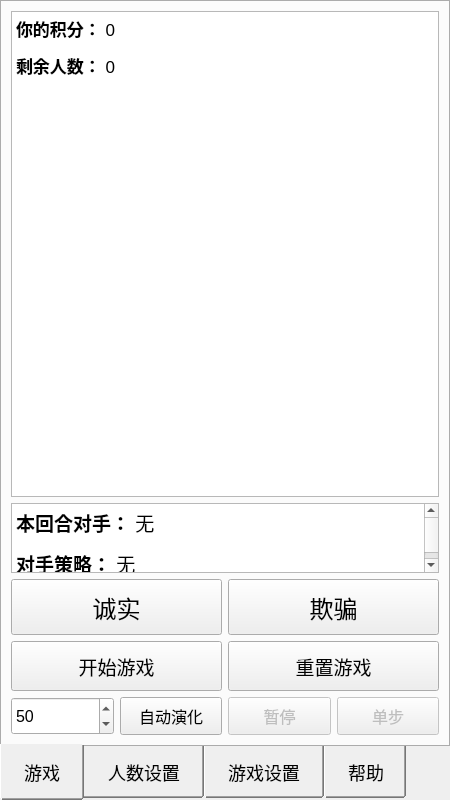
The window that ui/gambling.ui (Sam-ie/Gambling) describes before a commit, drawn with Qt 5.
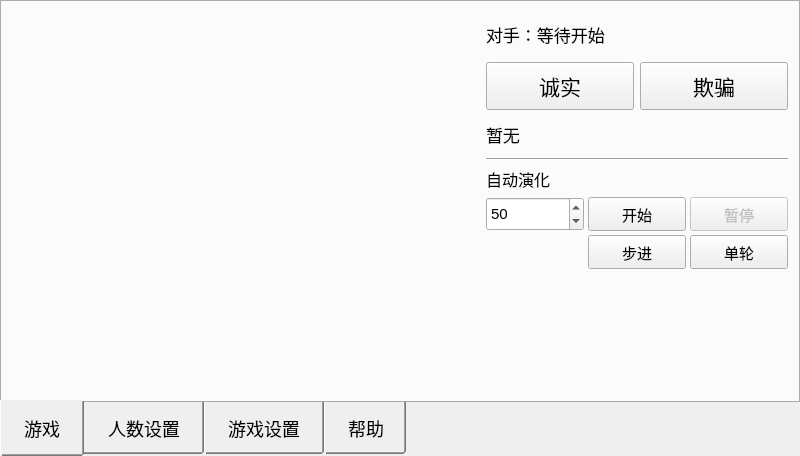
The same window after the commit. The open tabs and pages were chosen to show the change.

Commit message: Redesign the visualization and button logic

Patch:
```diff
--- a/ui/gambling.ui
+++ b/ui/gambling.ui
@@ -6,8 +6,8 @@
    <rect>
     <x>0</x>
     <y>0</y>
-    <width>450</width>
-    <height>800</height>
+    <width>800</width>
+    <height>456</height>
    </rect>
   </property>
   <property name="windowTitle">
@@ -50,87 +50,105 @@
        <attribute name="title">
         <string>游戏</string>
        </attribute>
-       <layout class="QVBoxLayout" name="verticalLayout_2">
+       <layout class="QHBoxLayout" name="gameLayout">
         <property name="spacing">
-         <number>6</number>
+         <number>4</number>
+        </property>
+        <property name="leftMargin">
+         <number>4</number>
+        </property>
+        <property name="topMargin">
+         <number>4</number>
+        </property>
+        <property name="rightMargin">
+         <number>4</number>
+        </property>
+        <property name="bottomMargin">
+         <number>4</number>
         </property>
         <item>
-         <widget class="QTextBrowser" name="textLog">
+         <widget class="QWidget" name="circleContainer" native="true">
           <property name="sizePolicy">
            <sizepolicy hsizetype="Expanding" vsizetype="Expanding">
-            <horstretch>0</horstretch>
+            <horstretch>3</horstretch>
             <verstretch>0</verstretch>
            </sizepolicy>
           </property>
           <property name="minimumSize">
            <size>
             <width>0</width>
-            <height>120</height>
+            <height>200</height>
            </size>
           </property>
-          <property name="font">
-           <font>
-            <pointsize>13</pointsize>
-           </font>
-          </property>
-          <property name="html">
-           <string>&lt;!DOCTYPE HTML PUBLIC &quot;-//W3C//DTD HTML 4.0//EN&quot; &quot;http://www.w3.org/TR/REC-html40/strict.dtd&quot;&gt;
-&lt;html&gt;&lt;head&gt;&lt;meta name=&quot;qrichtext&quot; content=&quot;1&quot; /&gt;&lt;meta charset=&quot;utf-8&quot; /&gt;&lt;style type=&quot;text/css&quot;&gt;
-p, li { white-space: pre-wrap; }
-hr { height: 1px; border-width: 0; }
-li.unchecked::marker { content: &quot;\2610&quot;; }
-li.checked::marker { content: &quot;\2612&quot;; }
-&lt;/style&gt;&lt;/head&gt;&lt;body style=&quot; font-family:'Microsoft YaHei UI'; font-size:13pt; font-weight:400; font-style:normal;&quot;&gt;
-&lt;p style=&quot; margin-top:12px; margin-bottom:12px; margin-left:0px; margin-right:0px; -qt-block-indent:0; text-indent:0px;&quot;&gt;&lt;span style=&quot; font-weight:700;&quot;&gt;你的积分：&lt;/span&gt; 0&lt;/p&gt;
-&lt;p style=&quot; margin-top:12px; margin-bottom:12px; margin-left:0px; margin-right:0px; -qt-block-indent:0; text-indent:0px;&quot;&gt;&lt;span style=&quot; font-weight:700;&quot;&gt;剩余人数：&lt;/span&gt; 0&lt;/p&gt;&lt;/body&gt;&lt;/html&gt;</string>
-          </property>
          </widget>
         </item>
         <item>
-         <widget class="QTextBrowser" name="textOpponent">
+         <widget class="QWidget" name="rightPanel" native="true">
+          <property name="sizePolicy">
+           <sizepolicy hsizetype="Preferred" vsizetype="Expanding">
+            <horstretch>2</horstretch>
+            <verstretch>0</verstretch>
+           </sizepolicy>
+          </property>
+          <property name="minimumSize">
+           <size>
+            <width>180</width>
+            <height>0</height>
+           </size>
+          </property>
+          <layout class="QVBoxLayout" name="rightPanelLayout">
+           <property name="spacing">
+            <number>6</number>
+           </property>
+           <property name="leftMargin">
+            <number>6</number>
+           </property>
+           <property name="topMargin">
+            <number>6</number>
+           </property>
+           <property name="rightMargin">
+            <number>6</number>
+           </property>
+           <property name="bottomMargin">
+            <number>6</number>
+           </property>
+           <item>
+            <widget class="QLabel" name="lblOpponent">
           <property name="minimumSize">
            <size>
             <width>0</width>
-            <height>60</height>
-           </size>
-          </property>
-          <property name="maximumSize">
-           <size>
-            <width>16777215</width>
-            <height>70</height>
+               <height>44</height>
            </size>
           </property>
           <property name="font">
            <font>
-            <pointsize>14</pointsize>
-           </font>
-          </property>
-          <property name="html">
-           <string>&lt;!DOCTYPE HTML PUBLIC &quot;-//W3C//DTD HTML 4.0//EN&quot; &quot;http://www.w3.org/TR/REC-html40/strict.dtd&quot;&gt;
-&lt;html&gt;&lt;head&gt;&lt;meta name=&quot;qrichtext&quot; content=&quot;1&quot; /&gt;&lt;meta charset=&quot;utf-8&quot; /&gt;&lt;style type=&quot;text/css&quot;&gt;
-p, li { white-space: pre-wrap; }
-hr { height: 1px; border-width: 0; }
-li.unchecked::marker { content: &quot;\2610&quot;; }
-li.checked::marker { content: &quot;\2612&quot;; }
-&lt;/style&gt;&lt;/head&gt;&lt;body style=&quot; font-family:'Microsoft YaHei UI'; font-size:14pt; font-weight:400; font-style:normal;&quot;&gt;
-&lt;p style=&quot; margin-top:12px; margin-bottom:12px; margin-left:0px; margin-right:0px; -qt-block-indent:0; text-indent:0px;&quot;&gt;&lt;span style=&quot; font-weight:700;&quot;&gt;本回合对手：&lt;/span&gt; 无&lt;/p&gt;
-&lt;p style=&quot; margin-top:12px; margin-bottom:12px; margin-left:0px; margin-right:0px; -qt-block-indent:0; text-indent:0px;&quot;&gt;&lt;span style=&quot; font-weight:700;&quot;&gt;对手策略：&lt;/span&gt; 无&lt;/p&gt;&lt;/body&gt;&lt;/html&gt;</string>
+               <pointsize>13</pointsize>
+              </font>
+             </property>
+             <property name="text">
+              <string>对手：等待开始</string>
+             </property>
+             <property name="wordWrap">
+              <bool>true</bool>
           </property>
          </widget>
         </item>
         <item>
          <layout class="QHBoxLayout" name="choiceLayout">
+             <property name="spacing">
+              <number>6</number>
+             </property>
           <item>
            <widget class="QPushButton" name="btnHonest">
             <property name="minimumSize">
              <size>
               <width>0</width>
-              <height>56</height>
+                 <height>48</height>
              </size>
             </property>
             <property name="font">
              <font>
-              <pointsize>18</pointsize>
+                 <pointsize>16</pointsize>
              </font>
             </property>
             <property name="text">
@@ -143,12 +161,12 @@
             <property name="minimumSize">
              <size>
               <width>0</width>
-              <height>56</height>
+                 <height>48</height>
              </size>
             </property>
             <property name="font">
              <font>
-              <pointsize>18</pointsize>
+                 <pointsize>16</pointsize>
              </font>
             </property>
             <property name="text">
@@ -159,58 +177,64 @@
          </layout>
         </item>
         <item>
-         <layout class="QHBoxLayout" name="controlLayout">
-          <item>
-           <widget class="QPushButton" name="btnStart">
+            <widget class="QLabel" name="lblGameInfo">
             <property name="minimumSize">
              <size>
               <width>0</width>
-              <height>50</height>
+               <height>36</height>
              </size>
             </property>
             <property name="font">
              <font>
-              <pointsize>14</pointsize>
+               <pointsize>13</pointsize>
              </font>
             </property>
             <property name="text">
-             <string>开始游戏</string>
-            </property>
+              <string>暂无</string>
+             </property>
+             <property name="wordWrap">
+              <bool>true</bool>
+             </property>
            </widget>
           </item>
           <item>
-           <widget class="QPushButton" name="btnReset">
-            <property name="minimumSize">
-             <size>
-              <width>0</width>
-              <height>50</height>
-             </size>
-            </property>
+            <widget class="QFrame" name="sepLine">
+             <property name="frameShape">
+              <enum>QFrame::Shape::HLine</enum>
+             </property>
+             <property name="frameShadow">
+              <enum>QFrame::Shadow::Sunken</enum>
+             </property>
+            </widget>
+           </item>
+           <item>
+            <widget class="QLabel" name="lblEvoTitle">
             <property name="font">
              <font>
-              <pointsize>14</pointsize>
+               <pointsize>12</pointsize>
              </font>
             </property>
             <property name="text">
-             <string>重置游戏</string>
+              <string>自动演化</string>
             </property>
            </widget>
           </item>
-         </layout>
-        </item>
         <item>
-         <layout class="QHBoxLayout" name="evoLayout">
-          <item>
+            <layout class="QGridLayout" name="evoGrid">
+             <property name="spacing">
+              <number>4</number>
+             </property>
+             <item row="0" column="0">
            <widget class="QSpinBox" name="spinAutoEvo">
             <property name="minimumSize">
              <size>
-              <width>60</width>
-              <height>38</height>
+                 <width>56</width>
+                 <height>34</height>
              </size>
             </property>
             <property name="font">
              <font>
-              <pointsize>12</pointsize>
+                 <pointsize>11</pointsize>
              </font>
             </property>
             <property name="minimum">
@@ -227,25 +251,25 @@
             </property>
            </widget>
           </item>
-          <item>
+             <item row="0" column="1">
            <widget class="QPushButton" name="btnEvoStart">
             <property name="minimumSize">
              <size>
               <width>0</width>
-              <height>38</height>
+                 <height>34</height>
              </size>
             </property>
             <property name="font">
              <font>
-              <pointsize>12</pointsize>
+                 <pointsize>11</pointsize>
              </font>
             </property>
             <property name="text">
-             <string>自动演化</string>
+                <string>开始</string>
             </property>
            </widget>
           </item>
-          <item>
+             <item row="0" column="2">
            <widget class="QPushButton" name="btnEvoPause">
             <property name="enabled">
              <bool>false</bool>
@@ -253,12 +277,12 @@
             <property name="minimumSize">
              <size>
               <width>0</width>
-              <height>38</height>
+                 <height>34</height>
              </size>
             </property>
             <property name="font">
              <font>
-              <pointsize>12</pointsize>
+                 <pointsize>11</pointsize>
              </font>
             </property>
             <property name="text">
@@ -266,28 +290,61 @@
             </property>
            </widget>
           </item>
-          <item>
+             <item row="1" column="1">
            <widget class="QPushButton" name="btnEvoStep">
-            <property name="enabled">
-             <bool>false</bool>
-            </property>
+               <property name="enabled"><bool>true</bool></property>
+               <property name="minimumSize">
+                <size>
+                 <width>0</width>
+                 <height>34</height>
+                </size>
+               </property>
+               <property name="font">
+                <font>
+                 <pointsize>11</pointsize>
+                </font>
+               </property>
+               <property name="text">
+                <string>步进</string>
+               </property>
+              </widget>
+             </item>
+             <item row="1" column="2">
+              <widget class="QPushButton" name="btnEvoRound">
+               <property name="enabled"><bool>true</bool></property>
             <property name="minimumSize">
              <size>
               <width>0</width>
-              <height>38</height>
+                 <height>34</height>
              </size>
             </property>
             <property name="font">
              <font>
-              <pointsize>12</pointsize>
+                 <pointsize>11</pointsize>
              </font>
             </property>
             <property name="text">
-             <string>单步</string>
+                <string>单轮</string>
             </property>
            </widget>
           </item>
          </layout>
+           </item>
+           <item>
+            <spacer name="rightSpacer">
+             <property name="orientation">
+              <enum>Qt::Orientation::Vertical</enum>
+             </property>
+             <property name="sizeHint" stdset="0">
+              <size>
+               <width>20</width>
+               <height>40</height>
+              </size>
+             </property>
+            </spacer>
+           </item>
+          </layout>
+         </widget>
         </item>
        </layout>
       </widget>
```
Left out of the diff: 40 changed lines with no effect on the pictures. Lines whose indentation alone changed are shown as unchanged. The commit also changes 11 other files.
